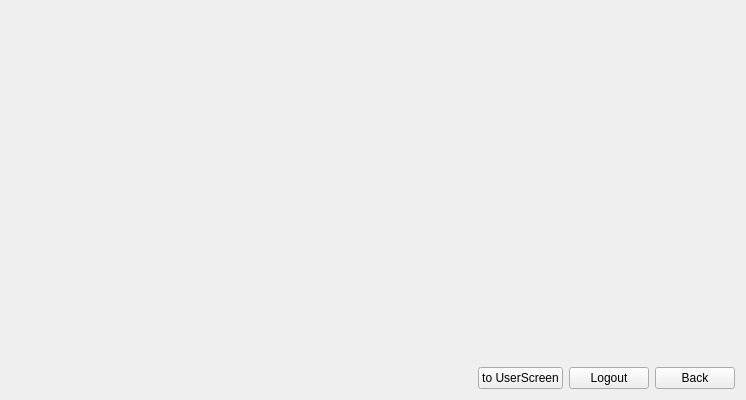
Above: Qt-Widgets-Examples/QStackedWidget-Example/src/screen/ui/SettingScreen.ui from STyulenev/Qt-CPP-Examples before the change. Below: the same form after it.
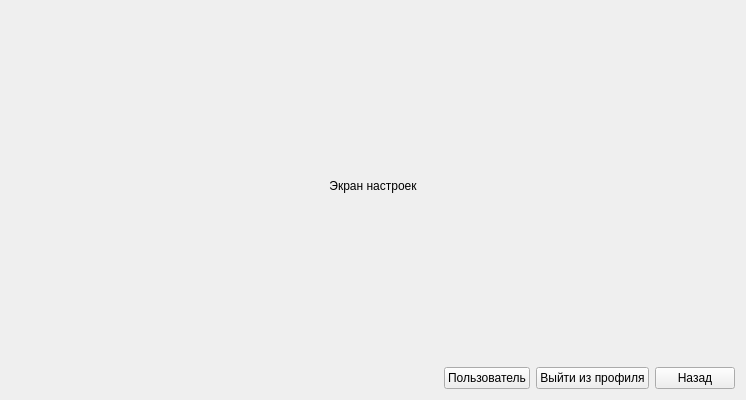
That is the form after the change.

What changed in the file:
```diff
--- a/Qt-Widgets-Examples/QStackedWidget-Example/src/screen/ui/SettingScreen.ui
+++ b/Qt-Widgets-Examples/QStackedWidget-Example/src/screen/ui/SettingScreen.ui
@@ -13,23 +13,18 @@
   <property name="windowTitle">
    <string>Form</string>
   </property>
-  <layout class="QGridLayout" name="gridLayout">
+  <layout class="QGridLayout" name="gridLayout" rowstretch="20,1">
    <item row="0" column="0">
-    <layout class="QVBoxLayout" name="verticalLayout">
-     <item>
-      <spacer name="verticalSpacer">
-       <property name="orientation">
-        <enum>Qt::Vertical</enum>
-       </property>
-       <property name="sizeHint" stdset="0">
-        <size>
-         <width>20</width>
-         <height>40</height>
-        </size>
-       </property>
-      </spacer>
-     </item>
-     <item>
+    <widget class="QLabel" name="label">
+     <property name="text">
+      <string>Экран настроек</string>
+     </property>
+     <property name="alignment">
+      <set>Qt::AlignCenter</set>
+     </property>
+    </widget>
+   </item>
+   <item row="1" column="0">
       <layout class="QHBoxLayout" name="horizontalLayout">
        <item>
         <spacer name="horizontalSpacer">
@@ -47,25 +42,23 @@
        <item>
         <widget class="QPushButton" name="toUserScreenButton">
          <property name="text">
-          <string>to UserScreen</string>
+        <string>Пользователь</string>
          </property>
         </widget>
        </item>
        <item>
         <widget class="QPushButton" name="logoutButton">
          <property name="text">
-          <string>Logout</string>
+        <string>Выйти из профиля</string>
          </property>
         </widget>
        </item>
        <item>
         <widget class="QPushButton" name="backButton">
          <property name="text">
-          <string>Back</string>
-         </property>
-        </widget>
-       </item>
-      </layout>
+        <string>Назад</string>
+       </property>
+      </widget>
      </item>
     </layout>
    </item>
```
Lines whose indentation alone changed are shown as unchanged.
